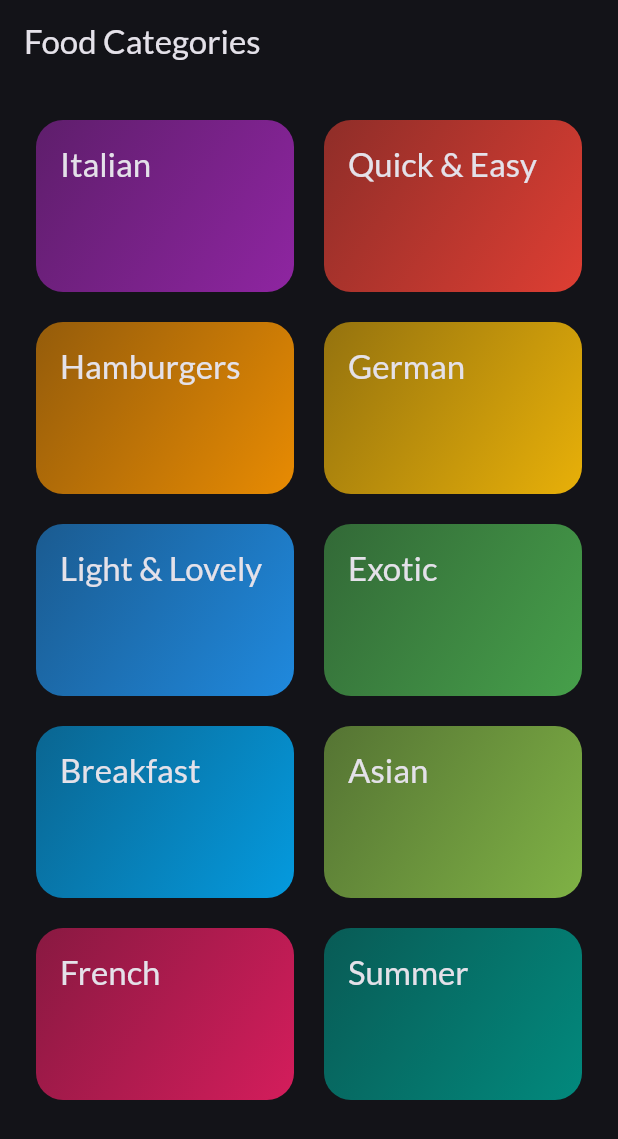
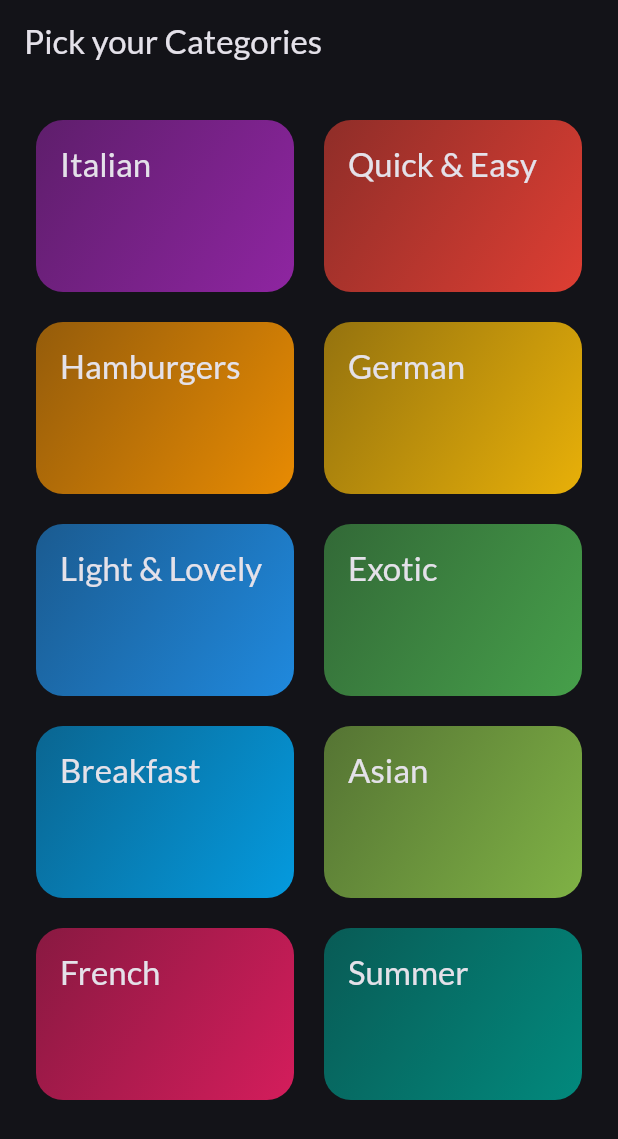
Before and after one commit to Emmanuelmyk/Food_App, a Flutter app: the screen it shows after launch, on a phone screen of 412 x 824 dp. Shown: the top 1139 px of the screen. Run offline on Flutter 3.47's test engine with Material 3 defaults, Android fonts, the phone set to English and light mode, and no system bars; our stand-ins replace google_fonts.

Commit message:
screen navigation

```diff
--- a/lib/screens/categories.dart
+++ b/lib/screens/categories.dart
@@ -1,16 +1,25 @@
 import 'package:flutter/material.dart';
 import 'package:mealz/data/dummy_data.dart';
 import 'package:mealz/models/category.dart';
+import 'package:mealz/screens/meals.dart';
 import 'package:mealz/widgets/category_grid_item.dart';
 
 class CategoriesScreen extends StatelessWidget {
   const CategoriesScreen({super.key});
 
+  void _selectCategory(BuildContext context) {
+    Navigator.push(
+      context,
+      MaterialPageRoute(
+          builder: (ctx) => MealsScreen(title: 'some title', meals: [])),
+    );
+  }
+
   @override
   Widget build(BuildContext context) {
     return Scaffold(
       appBar: AppBar(
-        title: Text('Food Categories'),
+        title: Text('Pick your Categories'),
       ),
       body: GridView(
         padding: EdgeInsets.all(24),
@@ -22,7 +31,12 @@ class CategoriesScreen extends StatelessWidget {
         children: [
           //availableCategories.map((category)=> CategoryGridItem(category:)).toList();
           for (final category in availableCategories)
-            CategoryGridItem(category: category),
+            CategoryGridItem(
+              category: category,
+              onSelectCategory: () {
+                _selectCategory(context);
+              },
+            ),
         ],
       ),
     );
--- a/lib/widgets/category_grid_item.dart
+++ b/lib/widgets/category_grid_item.dart
@@ -2,17 +2,16 @@ import 'package:flutter/material.dart';
 import 'package:mealz/models/category.dart';
 
 class CategoryGridItem extends StatelessWidget {
-  const CategoryGridItem({
-    super.key,
-    required this.category,
-  });
+  const CategoryGridItem(
+      {super.key, required this.category, required this.onSelectCategory});
 
   final Category category;
+  final void Function() onSelectCategory;
 
   @override
   Widget build(BuildContext context) {
     return InkWell(
-      onTap: () {},
+      onTap: onSelectCategory,
       splashColor: Theme.of(context).primaryColor,
       borderRadius: BorderRadius.circular(18),
       child: Container(
```
